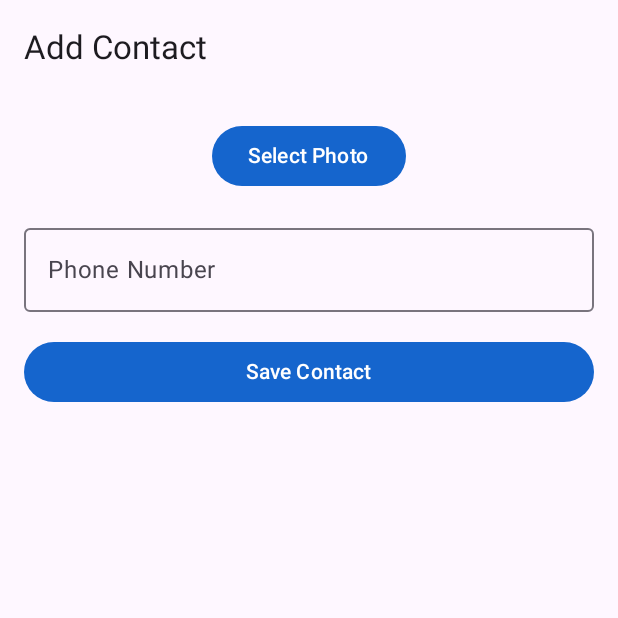
After one commit to nickkerDroid/SeeNdial, an Android app built with Jetpack Compose: the AddContactActivity screen opened directly, with no data from a screen before it, on a phone screen of 412 x 824 dp, the top half of it. The commit adds this screen. Run offline under Robolectric (Android 15) with nearby library versions, the light colour scheme and no system bars; our stand-ins replace Room's generated code; pictures from the network do not load; Roboto replaces fonts that are not available here.

Commit message:
Phase 2 & 3: Freemium logic, Compose UIs, theme colors, Web placeholder

```diff
--- a/app/build.gradle
+++ b/app/build.gradle
@@ -94,6 +94,7 @@ dependencies {
     implementation 'com.google.code.gson:gson:2.12.1'
     implementation 'de.hdodenhof:circleimageview:3.1.0' // Keep if needed for legacy XML, though Compose uses Image
     implementation 'com.airbnb.android:lottie:6.6.4' // Or lottie-compose
+    implementation("io.coil-kt:coil-compose:2.4.0")
 
     // Testing
     testImplementation 'junit:junit:4.13.2'
--- /dev/null
+++ b/app/src/main/java/info/fortheease/seendial/AddContactActivity.kt
@@ -0,0 +1,100 @@
+package info.fortheease.seendial
+
+import android.net.Uri
+import android.os.Bundle
+import androidx.activity.ComponentActivity
+import androidx.activity.compose.rememberLauncherForActivityResult
+import androidx.activity.compose.setContent
+import androidx.activity.result.contract.ActivityResultContracts
+import androidx.compose.foundation.Image
+import androidx.compose.foundation.clickable
+import androidx.compose.foundation.layout.*
+import androidx.compose.material3.*
+import androidx.compose.runtime.*
+import androidx.compose.ui.Alignment
+import androidx.compose.ui.Modifier
+import androidx.compose.ui.unit.dp
+import coil.compose.rememberAsyncImagePainter
+import info.fortheease.seendial.ui.theme.SeeNdialTheme
+import kotlinx.coroutines.launch
+
+class AddContactActivity : ComponentActivity() {
+    private lateinit var userRepository: UserRepository
+
+    @OptIn(ExperimentalMaterial3Api::class)
+    override fun onCreate(savedInstanceState: Bundle?) {
+        super.onCreate(savedInstanceState)
+        userRepository = UserRepository(application)
+
+        setContent {
+            SeeNdialTheme {
+                var phoneNumber by remember { mutableStateOf("") }
+                var imageUri by remember { mutableStateOf<Uri?>(null) }
+                val coroutineScope = rememberCoroutineScope()
+
+                val galleryLauncher = rememberLauncherForActivityResult(
+                    contract = ActivityResultContracts.GetContent()
+                ) { uri: Uri? ->
+                    imageUri = uri
+                }
+
+                Scaffold(
+                    topBar = {
+                        TopAppBar(
+                            title = { Text("Add Contact") }
+                        )
+                    }
+                ) { padding ->
+                    Column(
+                        modifier = Modifier
+                            .fillMaxSize()
+                            .padding(padding)
+                            .padding(16.dp),
+                        horizontalAlignment = Alignment.CenterHorizontally,
+                        verticalArrangement = Arrangement.spacedBy(16.dp)
+                    ) {
+                        if (imageUri != null) {
+                            Image(
+                                painter = rememberAsyncImagePainter(imageUri),
+                                contentDescription = "Selected Photo",
+                                modifier = Modifier
+                                    .size(150.dp)
+                                    .clickable { galleryLauncher.launch("image/*") }
+                            )
+                        } else {
+                            Button(onClick = { galleryLauncher.launch("image/*") }) {
+                                Text("Select Photo")
+                            }
+                        }
+
+                        OutlinedTextField(
+                            value = phoneNumber,
+                            onValueChange = { phoneNumber = it },
+                            label = { Text("Phone Number") },
+                            modifier = Modifier.fillMaxWidth()
+                        )
+
+                        Button(
+                            onClick = {
+                                if (imageUri != null && phoneNumber.isNotBlank()) {
+                                    coroutineScope.launch {
+                                        // Save logic (In real app, copy URI to internal storage first)
+                                        val user = User(
+                                            phoneNum = phoneNumber,
+                                            imgAddress = imageUri.toString()
+                                        )
+                                        userRepository.insert(user)
+                                        finish()
+                                    }
+                                }
+                            },
+                            modifier = Modifier.fillMaxWidth()
+                        ) {
+                            Text("Save Contact")
+                        }
+                    }
+                }
+            }
+        }
+    }
+}
--- /dev/null
+++ b/app/src/main/java/info/fortheease/seendial/ui/theme/Theme.kt
@@ -0,0 +1,35 @@
+package info.fortheease.seendial.ui.theme
+
+import androidx.compose.foundation.isSystemInDarkTheme
+import androidx.compose.material3.MaterialTheme
+import androidx.compose.material3.darkColorScheme
+import androidx.compose.material3.lightColorScheme
+import androidx.compose.runtime.Composable
+
+private val DarkColorPalette = darkColorScheme(
+    primary = PrimaryBlue,
+    onPrimary = androidx.compose.ui.graphics.Color.White,
+    secondary = ActiveCyan,
+    error = ErrorRed
+)
+
+private val LightColorPalette = lightColorScheme(
+    primary = PrimaryBlue,
+    onPrimary = androidx.compose.ui.graphics.Color.White,
+    secondary = ActiveCyan,
+    error = ErrorRed
+)
+
+@Composable
+fun SeeNdialTheme(darkTheme: Boolean = isSystemInDarkTheme(), content: @Composable () -> Unit) {
+    val colors = if (darkTheme) {
+        DarkColorPalette
+    } else {
+        LightColorPalette
+    }
+
+    MaterialTheme(
+        colorScheme = colors,
+        content = content
+    )
+}
--- a/gradle.properties
+++ b/gradle.properties
@@ -16,4 +16,5 @@ org.gradle.jvmargs=-Xmx2048m -Dfile.encoding=UTF-8
 # https://developer.android.com/topic/libraries/support-library/androidx-rn
 android.useAndroidX=true
 # Automatically convert third-party libraries to use AndroidX
-android.enableJetifier=trueorg.gradle.java.home=C:/Program Files/Android/Android Studio/jbr
+android.enableJetifier=true
+org.gradle.java.home=C:/Program Files/Android/Android Studio/jbr
```
Also changed, not shown: app/src/main/AndroidManifest.xml (+7 -0 lines), app/src/main/java/info/fortheease/seendial/MainActivity.kt (+114 -14 lines), app/src/main/java/info/fortheease/seendial/ui/theme/Color.kt (added, +14 -0 lines), 1 other file.
